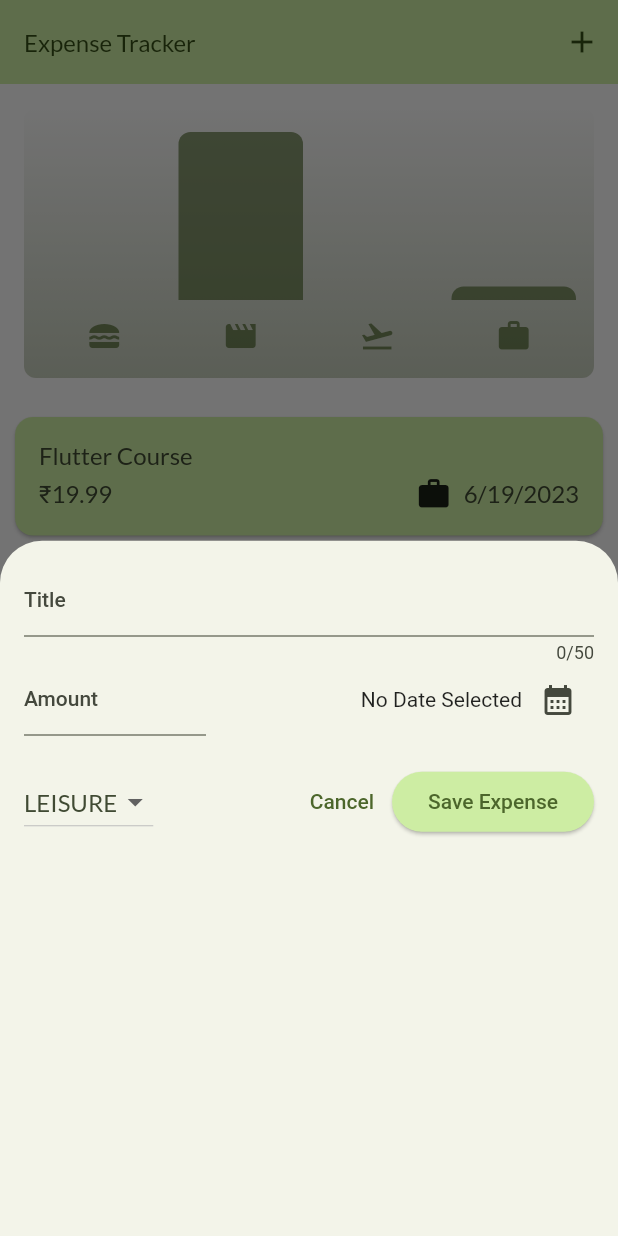
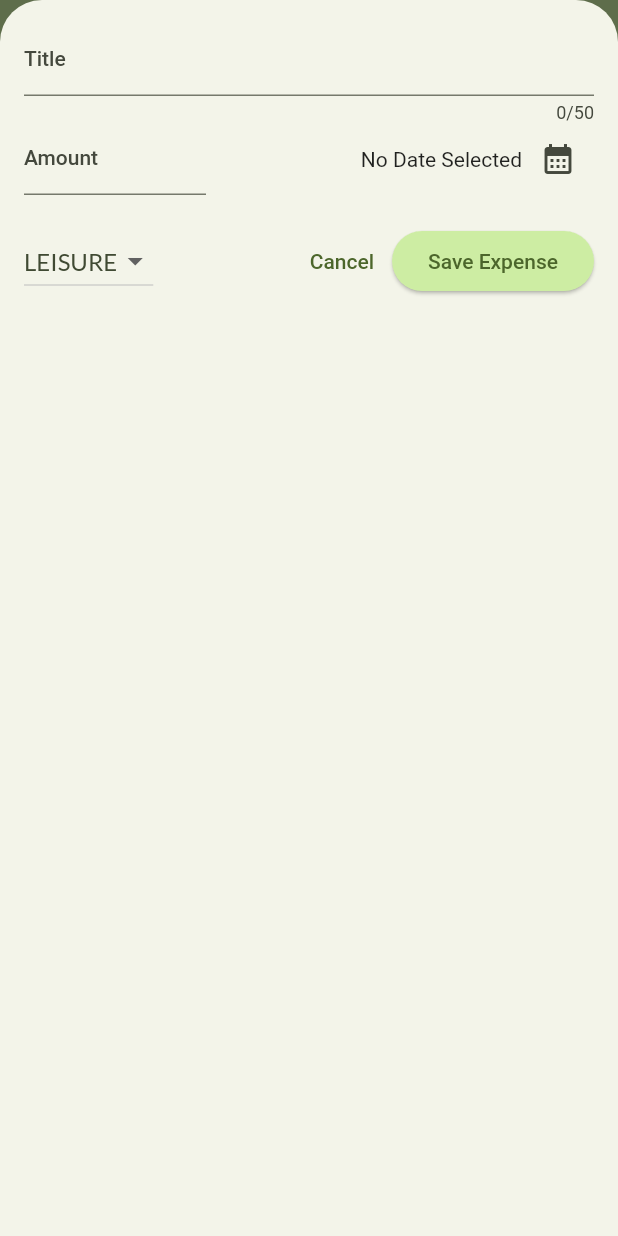
Before and after one commit to poorankharol/expense_tracker, a Flutter app: the screen it shows after launch, after a tap on the "add" icon, on a phone screen of 412 x 824 dp. Run offline on Flutter 3.47's test engine with Material 2 defaults, Android fonts, the phone set to English and light mode, and no system bars; our stand-ins replace google_fonts.

Commit message:
Adding Landscape

```diff
--- a/lib/widgets/expenses.dart
+++ b/lib/widgets/expenses.dart
@@ -27,7 +27,7 @@ class _ExpensesState extends State<Expenses> {
 
   _openAddExpense() {
     showModalBottomSheet(
-      isScrollControlled: false,
+      isScrollControlled: true,
       context: context,
       builder: (ctx) => NewExpense(
         onAddExpense: _addExpense,
@@ -65,6 +65,8 @@ class _ExpensesState extends State<Expenses> {
 
   @override
   Widget build(BuildContext context) {
+    final width = MediaQuery.of(context).size.width;
+
     Widget mainContent = const Center(
       child: Text("No Expensed Found. Start adding some!"),
     );
@@ -85,13 +87,22 @@ class _ExpensesState extends State<Expenses> {
         ],
       ),
       body: SafeArea(
-        child: Column(
+        child: width < 600
+            ? Column(
                 children: [
                   Chart(expenses: registerExpenses),
                   Expanded(
                     child: mainContent,
                   )
                 ],
+              )
+            : Row(
+                children: [
+                  Expanded(child: Chart(expenses: registerExpenses)),
+                  Expanded(
+                    child: mainContent,
+                  ),
+                ],
               ),
       ),
     );
```
Also changed, not shown: lib/main.dart (+13 -6 lines). Lines whose indentation alone changed are shown as unchanged.
